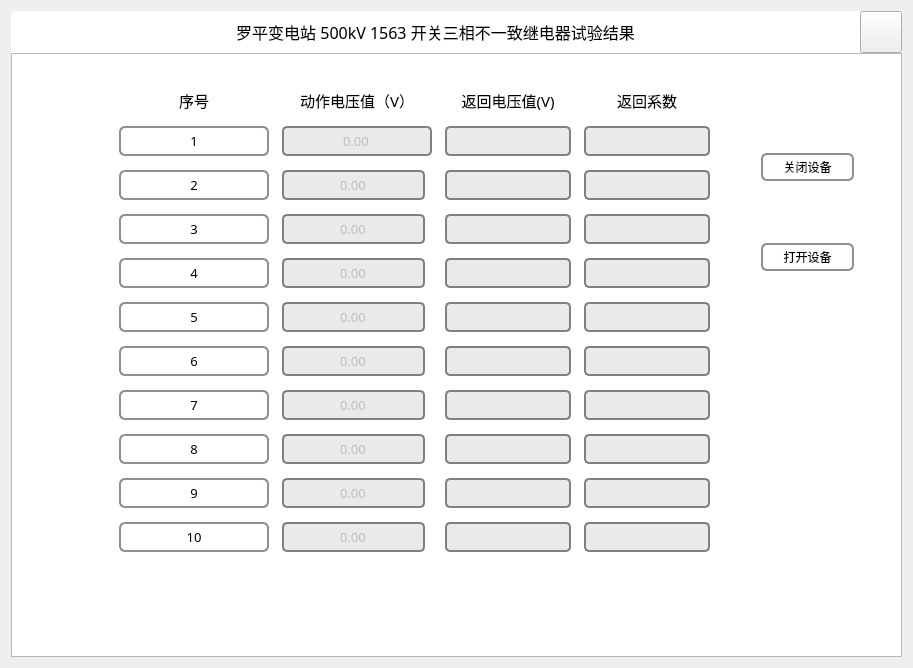
Old version of the form USBDAQ/widget.ui in the repository SummerMemories/USBDAQ.
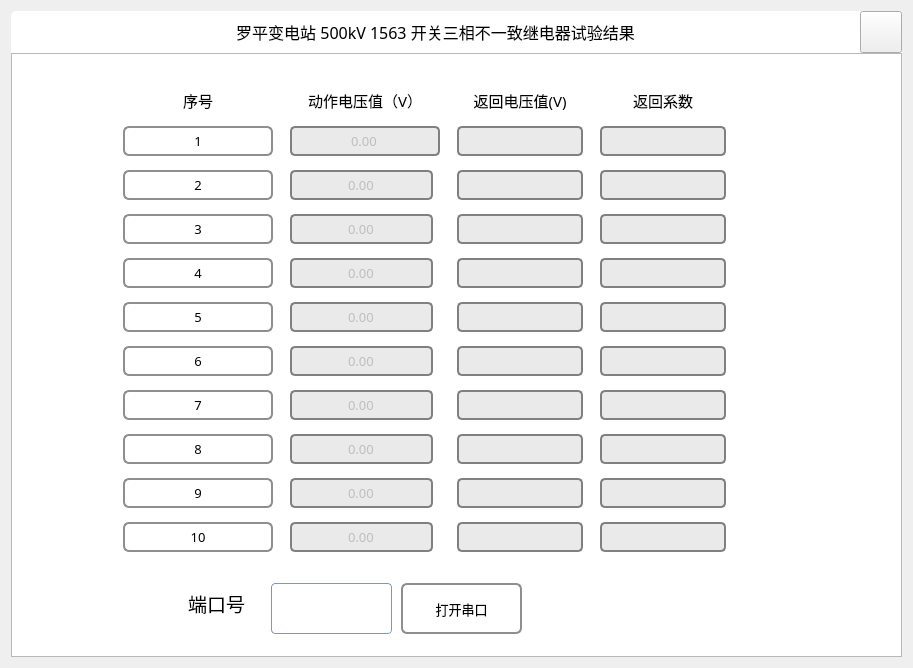
New version of the form. Icons and pictures are not drawn.

Patch:
```diff
--- a/USBDAQ/widget.ui
+++ b/USBDAQ/widget.ui
@@ -131,7 +131,7 @@
           <rect>
            <x>90</x>
            <y>10</y>
-           <width>631</width>
+           <width>651</width>
            <height>511</height>
           </rect>
          </property>
@@ -153,6 +153,9 @@
               <height>30</height>
              </size>
             </property>
+            <property name="text">
+             <string/>
+            </property>
            </widget>
           </item>
           <item row="8" column="2">
@@ -184,7 +187,7 @@
             </property>
             <property name="font">
              <font>
-              <family>隶书</family>
+              <family>微软雅黑 Light</family>
               <pointsize>10</pointsize>
              </font>
             </property>
@@ -237,7 +240,7 @@
             </property>
             <property name="font">
              <font>
-              <family>隶书</family>
+              <family>微软雅黑 Light</family>
               <pointsize>10</pointsize>
              </font>
             </property>
@@ -256,7 +259,7 @@
             </property>
             <property name="font">
              <font>
-              <family>隶书</family>
+              <family>微软雅黑 Light</family>
               <pointsize>10</pointsize>
              </font>
             </property>
@@ -319,7 +322,7 @@
             </property>
             <property name="font">
              <font>
-              <family>隶书</family>
+              <family>微软雅黑 Light</family>
               <pointsize>10</pointsize>
              </font>
             </property>
@@ -649,6 +652,9 @@
               <height>30</height>
              </size>
             </property>
+            <property name="text">
+             <string/>
+            </property>
            </widget>
           </item>
           <item row="6" column="2">
@@ -780,7 +786,7 @@
             </property>
             <property name="font">
              <font>
-              <family>隶书</family>
+              <family>微软雅黑 Light</family>
               <pointsize>10</pointsize>
              </font>
             </property>
@@ -1138,7 +1144,7 @@
             </property>
             <property name="font">
              <font>
-              <family>隶书</family>
+              <family>微软雅黑 Light</family>
               <pointsize>10</pointsize>
              </font>
             </property>
@@ -1157,7 +1163,7 @@
             </property>
             <property name="font">
              <font>
-              <family>隶书</family>
+              <family>微软雅黑 Light</family>
               <pointsize>10</pointsize>
              </font>
             </property>
@@ -1176,7 +1182,7 @@
             </property>
             <property name="font">
              <font>
-              <family>隶书</family>
+              <family>微软雅黑 Light</family>
               <pointsize>10</pointsize>
              </font>
             </property>
@@ -1190,27 +1196,102 @@
         <widget class="QPushButton" name="btnOpenDevice">
          <property name="geometry">
           <rect>
-           <x>750</x>
-           <y>190</y>
-           <width>93</width>
-           <height>28</height>
+           <x>390</x>
+           <y>530</y>
+           <width>121</width>
+           <height>51</height>
           </rect>
          </property>
+         <property name="font">
+          <font>
+           <family>微软雅黑</family>
+           <pointsize>10</pointsize>
+          </font>
+         </property>
          <property name="text">
-          <string>打开设备</string>
+          <string>打开串口</string>
          </property>
         </widget>
-        <widget class="QPushButton" name="btnCloseDevice">
+        <widget class="QComboBox" name="ComName">
          <property name="geometry">
           <rect>
-           <x>750</x>
-           <y>100</y>
-           <width>93</width>
-           <height>28</height>
+           <x>260</x>
+           <y>530</y>
+           <width>121</width>
+           <height>51</height>
           </rect>
          </property>
+         <property name="font">
+          <font>
+           <family>微软雅黑 Light</family>
+           <pointsize>11</pointsize>
+          </font>
+         </property>
+         <property name="styleSheet">
+          <string notr="true">QComboBox {
+        height: 25px;
+        border-radius: 4px;
+        border: 1px solid rgb(111, 156, 207);
+        background: white;
+}
+QComboBox:enabled {
+        color: rgb(84, 84, 84);
+}
+QComboBox:!enabled {
+        color: rgb(80, 80, 80);
+}
+QComboBox:enabled:hover, QComboBox:enabled:focus {
+        color: rgb(51, 51, 51);
+}
+QComboBox::drop-down {
+        width: 20px;
+        border: none;
+        background: transparent;
+}
+QComboBox::drop-down:hover {
+        background: rgba(255, 255, 255, 30);
+}
+QComboBox::down-arrow {
+        image: url(:/White/arrowBottom);
+}
+QComboBox::down-arrow:on {
+        /**top: 1px;**/
+}
+QComboBox QAbstractItemView {
+        border: 1px solid rgb(111, 156, 207);
+        background: white;
+        outline: none;
+}
+QComboBox QAbstractItemView::item {
+        height: 25px;
+        color: rgb(73, 73, 73);
+}
+QComboBox QAbstractItemView::item:selected {
+        background: rgb(232, 241, 250);
+        color: rgb(2, 65, 132);
+}</string>
+         </property>
+        </widget>
+        <widget class="QLabel" name="label">
+         <property name="geometry">
+          <rect>
+           <x>140</x>
+           <y>530</y>
+           <width>131</width>
+           <height>41</height>
+          </rect>
+         </property>
+         <property name="font">
+          <font>
+           <family>微软雅黑</family>
+           <pointsize>14</pointsize>
+          </font>
+         </property>
          <property name="text">
-          <string>关闭设备</string>
+          <string>端口号</string>
+         </property>
+         <property name="alignment">
+          <set>Qt::AlignCenter</set>
          </property>
         </widget>
        </widget>
```
Left out of the diff: 2 changed lines with no effect on the pictures.
